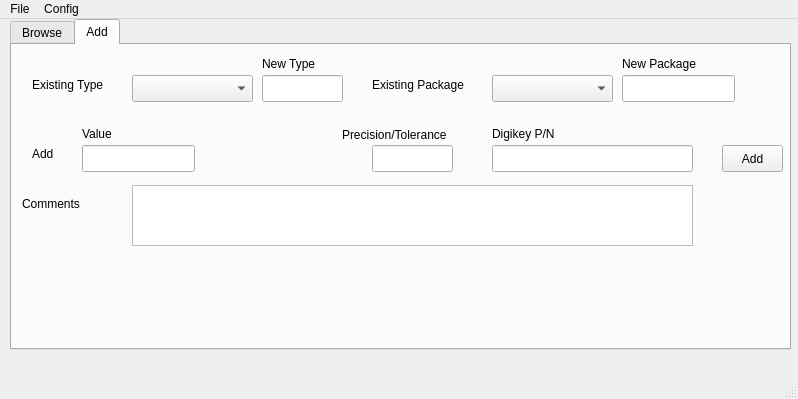
The window that mainwindow.ui (embedCreativity/PCBHelper) describes before a commit, drawn with Qt 5.
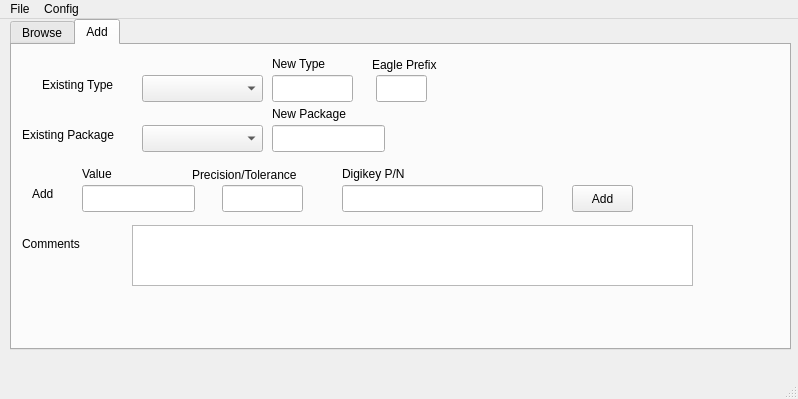
The same window after the commit.

Commit message: Add tab is looking great. Need to work on export function.

What changed in the file:
```diff
--- a/mainwindow.ui
+++ b/mainwindow.ui
@@ -216,7 +216,7 @@
       <property name="geometry">
        <rect>
         <x>70</x>
-        <y>100</y>
+        <y>140</y>
         <width>113</width>
         <height>27</height>
        </rect>
@@ -225,8 +225,8 @@
      <widget class="QLineEdit" name="edit_partnum">
       <property name="geometry">
        <rect>
-        <x>480</x>
-        <y>100</y>
+        <x>330</x>
+        <y>140</y>
         <width>201</width>
         <height>27</height>
        </rect>
@@ -236,7 +236,7 @@
       <property name="geometry">
        <rect>
         <x>20</x>
-        <y>100</y>
+        <y>140</y>
         <width>41</width>
         <height>17</height>
        </rect>
@@ -248,8 +248,8 @@
      <widget class="QPushButton" name="btn_add_component">
       <property name="geometry">
        <rect>
-        <x>710</x>
-        <y>100</y>
+        <x>560</x>
+        <y>140</y>
         <width>61</width>
         <height>27</height>
        </rect>
@@ -261,8 +261,8 @@
      <widget class="QLineEdit" name="edit_tolerance">
       <property name="geometry">
        <rect>
-        <x>360</x>
-        <y>100</y>
+        <x>210</x>
+        <y>140</y>
         <width>81</width>
         <height>27</height>
        </rect>
@@ -272,7 +272,7 @@
       <property name="geometry">
        <rect>
         <x>120</x>
-        <y>140</y>
+        <y>180</y>
         <width>561</width>
         <height>61</height>
        </rect>
@@ -282,7 +282,7 @@
       <property name="geometry">
        <rect>
         <x>10</x>
-        <y>150</y>
+        <y>190</y>
         <width>81</width>
         <height>17</height>
        </rect>
@@ -294,8 +294,8 @@
      <widget class="QLineEdit" name="edit_new_package">
       <property name="geometry">
        <rect>
-        <x>610</x>
-        <y>30</y>
+        <x>260</x>
+        <y>80</y>
         <width>113</width>
         <height>27</height>
        </rect>
@@ -304,7 +304,7 @@
      <widget class="QLabel" name="label_28">
       <property name="geometry">
        <rect>
-        <x>20</x>
+        <x>30</x>
         <y>30</y>
         <width>91</width>
         <height>20</height>
@@ -317,8 +317,8 @@
      <widget class="QLabel" name="label_29">
       <property name="geometry">
        <rect>
-        <x>330</x>
-        <y>80</y>
+        <x>180</x>
+        <y>120</y>
         <width>141</width>
         <height>20</height>
        </rect>
@@ -331,7 +331,7 @@
       <property name="geometry">
        <rect>
         <x>70</x>
-        <y>80</y>
+        <y>120</y>
         <width>67</width>
         <height>17</height>
        </rect>
@@ -343,8 +343,8 @@
      <widget class="QLabel" name="label_31">
       <property name="geometry">
        <rect>
-        <x>610</x>
-        <y>10</y>
+        <x>260</x>
+        <y>60</y>
         <width>91</width>
         <height>17</height>
        </rect>
@@ -356,7 +356,7 @@
      <widget class="QComboBox" name="comboBox_add_type">
       <property name="geometry">
        <rect>
-        <x>120</x>
+        <x>130</x>
         <y>30</y>
         <width>121</width>
         <height>27</height>
@@ -366,7 +366,7 @@
      <widget class="QLineEdit" name="edit_new_type">
       <property name="geometry">
        <rect>
-        <x>250</x>
+        <x>260</x>
         <y>30</y>
         <width>81</width>
         <height>27</height>
@@ -376,7 +376,7 @@
      <widget class="QLabel" name="label_32">
       <property name="geometry">
        <rect>
-        <x>250</x>
+        <x>260</x>
         <y>10</y>
         <width>67</width>
         <height>17</height>
@@ -389,8 +389,8 @@
      <widget class="QLabel" name="label_33">
       <property name="geometry">
        <rect>
-        <x>480</x>
-        <y>80</y>
+        <x>330</x>
+        <y>120</y>
         <width>91</width>
         <height>17</height>
        </rect>
@@ -402,8 +402,8 @@
      <widget class="QComboBox" name="comboBox_add_package">
       <property name="geometry">
        <rect>
-        <x>480</x>
-        <y>30</y>
+        <x>130</x>
+        <y>80</y>
         <width>121</width>
         <height>27</height>
        </rect>
@@ -412,8 +412,8 @@
      <widget class="QLabel" name="label_34">
       <property name="geometry">
        <rect>
-        <x>360</x>
-        <y>30</y>
+        <x>10</x>
+        <y>80</y>
         <width>121</width>
         <height>20</height>
        </rect>
@@ -422,6 +422,29 @@
        <string>Existing Package</string>
       </property>
      </widget>
+     <widget class="QLabel" name="lbl_disp_new_eagle_prefix">
+      <property name="geometry">
+       <rect>
+        <x>360</x>
+        <y>10</y>
+        <width>81</width>
+        <height>20</height>
+       </rect>
+      </property>
+      <property name="text">
+       <string>Eagle Prefix</string>
+      </property>
+     </widget>
+     <widget class="QLineEdit" name="edit_prefix">
+      <property name="geometry">
+       <rect>
+        <x>364</x>
+        <y>30</y>
+        <width>51</width>
+        <height>27</height>
+       </rect>
+      </property>
+     </widget>
     </widget>
    </widget>
   </widget>
```
Left out of the diff: 29 changed lines with no effect on the pictures. The commit also changes 2 other files.
